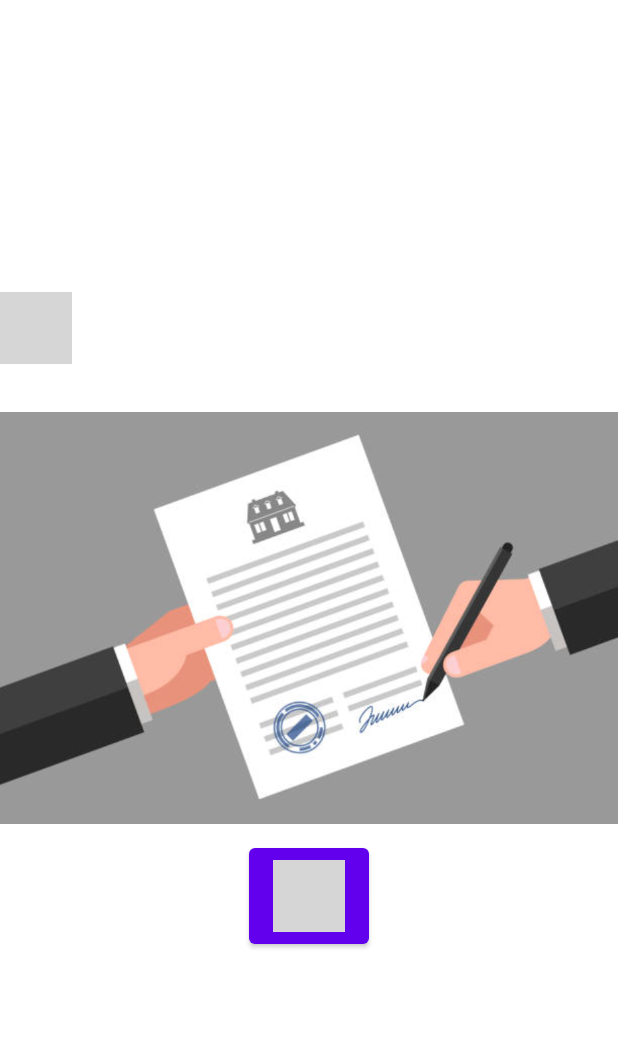
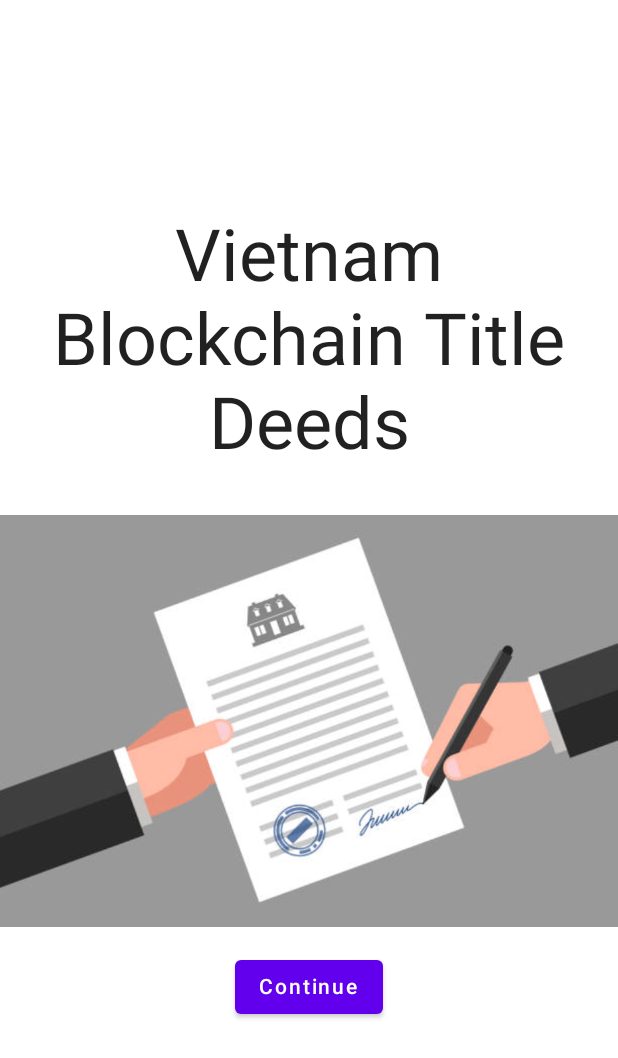
Before and after one commit to linhvnguyen9/blockchain-title-deeds, an Android app built with Jetpack Compose: the screen it shows after launch (MainActivity), on a phone screen of 412 x 824 dp. Shown: the top 1058 px of the screen. Run offline under Robolectric (Android 15) with nearby library versions, the phone set to English and light mode, and no system bars; our stand-ins replace Dagger/Hilt's generated code, Timber; grey boxes are pictures that could not be loaded.

Commit message:
Define custom dark theme text color

```diff
--- a/app/src/main/java/com/linh/titledeed/presentation/HomeScreen.kt
+++ b/app/src/main/java/com/linh/titledeed/presentation/HomeScreen.kt
@@ -3,7 +3,7 @@ package com.linh.titledeed.presentation
 import androidx.compose.foundation.layout.Column
 import androidx.compose.runtime.Composable
 import androidx.compose.ui.tooling.preview.Preview
-import com.linh.titledeed.presentation.ui.composable.Text
+import androidx.compose.material.Text
 import com.linh.titledeed.presentation.ui.theme.screenModifier
 
 @Composable
--- a/app/src/main/java/com/linh/titledeed/presentation/onboard/wallet/InputWalletScreen.kt
+++ b/app/src/main/java/com/linh/titledeed/presentation/onboard/wallet/InputWalletScreen.kt
@@ -12,7 +12,7 @@ import androidx.compose.ui.unit.dp
 import com.linh.titledeed.R
 import com.linh.titledeed.presentation.ui.composable.PasswordTextField
 import com.linh.titledeed.presentation.ui.composable.ScreenTitle
-import com.linh.titledeed.presentation.ui.composable.Text
+import androidx.compose.material.Text
 import com.linh.titledeed.presentation.ui.theme.screenPadding
 
 @Composable
--- a/app/src/main/java/com/linh/titledeed/presentation/onboard/wallet/WalletScreen.kt
+++ b/app/src/main/java/com/linh/titledeed/presentation/onboard/wallet/WalletScreen.kt
@@ -10,7 +10,7 @@ import androidx.compose.ui.tooling.preview.Preview
 import androidx.compose.ui.unit.dp
 import com.linh.titledeed.R
 import com.linh.titledeed.presentation.ui.composable.ScreenTitle
-import com.linh.titledeed.presentation.ui.composable.Text
+import androidx.compose.material.Text
 
 @Composable
 fun WalletScreen(
--- a/app/src/main/java/com/linh/titledeed/presentation/onboard/wallet/createwallet/ConfirmMnemonicScreen.kt
+++ b/app/src/main/java/com/linh/titledeed/presentation/onboard/wallet/createwallet/ConfirmMnemonicScreen.kt
@@ -6,7 +6,7 @@ import androidx.compose.runtime.Composable
 import androidx.compose.ui.res.stringResource
 import com.linh.titledeed.R
 import com.linh.titledeed.presentation.ui.composable.ScreenTitle
-import com.linh.titledeed.presentation.ui.composable.Text
+import androidx.compose.material.Text
 import com.linh.titledeed.presentation.ui.theme.screenModifier
 
 @Composable
--- a/app/src/main/java/com/linh/titledeed/presentation/onboard/wallet/createwallet/CreateWalletScreen.kt
+++ b/app/src/main/java/com/linh/titledeed/presentation/onboard/wallet/createwallet/CreateWalletScreen.kt
@@ -14,7 +14,7 @@ import androidx.compose.ui.unit.dp
 import com.linh.titledeed.R
 import com.linh.titledeed.presentation.ui.composable.PasswordTextField
 import com.linh.titledeed.presentation.ui.composable.ScreenTitle
-import com.linh.titledeed.presentation.ui.composable.Text
+import androidx.compose.material.Text
 import com.linh.titledeed.presentation.ui.theme.screenModifier
 
 @Composable
--- a/app/src/main/java/com/linh/titledeed/presentation/onboard/welcome/WelcomeScreen.kt
+++ b/app/src/main/java/com/linh/titledeed/presentation/onboard/welcome/WelcomeScreen.kt
@@ -14,7 +14,7 @@ import androidx.compose.ui.text.style.TextAlign
 import androidx.compose.ui.tooling.preview.Preview
 import androidx.compose.ui.unit.dp
 import com.linh.titledeed.R
-import com.linh.titledeed.presentation.ui.composable.Text
+import androidx.compose.material.Text
 
 @Composable
 fun WelcomeScreen(onClickContinue: () -> Unit) {
--- a/app/src/main/java/com/linh/titledeed/presentation/ui/composable/CustomText.kt
+++ /dev/null
@@ -1,111 +0,0 @@
-package com.linh.titledeed.presentation.ui.composable
-
-import androidx.compose.foundation.text.BasicText
-import androidx.compose.foundation.text.InlineTextContent
-import androidx.compose.material.*
-import androidx.compose.runtime.Composable
-import androidx.compose.ui.Modifier
-import androidx.compose.ui.graphics.Color
-import androidx.compose.ui.graphics.takeOrElse
-import androidx.compose.ui.text.AnnotatedString
-import androidx.compose.ui.text.Paragraph
-import androidx.compose.ui.text.TextLayoutResult
-import androidx.compose.ui.text.TextStyle
-import androidx.compose.ui.text.font.FontFamily
-import androidx.compose.ui.text.font.FontStyle
-import androidx.compose.ui.text.font.FontWeight
-import androidx.compose.ui.text.style.TextAlign
-import androidx.compose.ui.text.style.TextDecoration
-import androidx.compose.ui.text.style.TextOverflow
-import androidx.compose.ui.unit.TextUnit
-import com.linh.titledeed.presentation.ui.composable.Text
-
-@Composable
-fun Text(
-    text: String,
-    modifier: Modifier = Modifier,
-    color: Color = MaterialTheme.colors.onSurface,
-    fontSize: TextUnit = TextUnit.Unspecified,
-    fontStyle: FontStyle? = null,
-    fontWeight: FontWeight? = null,
-    fontFamily: FontFamily? = null,
-    letterSpacing: TextUnit = TextUnit.Unspecified,
-    textDecoration: TextDecoration? = null,
-    textAlign: TextAlign? = null,
-    lineHeight: TextUnit = TextUnit.Unspecified,
-    overflow: TextOverflow = TextOverflow.Clip,
-    softWrap: Boolean = true,
-    maxLines: Int = Int.MAX_VALUE,
-    onTextLayout: (TextLayoutResult) -> Unit = {},
-    style: TextStyle = LocalTextStyle.current
-) {
-    Text(
-        AnnotatedString(text),
-        modifier,
-        color,
-        fontSize,
-        fontStyle,
-        fontWeight,
-        fontFamily,
-        letterSpacing,
-        textDecoration,
-        textAlign,
-        lineHeight,
-        overflow,
-        softWrap,
-        maxLines,
-        emptyMap(),
-        onTextLayout,
-        style
-    )
-}
-
-@Composable
-fun Text(
-    text: AnnotatedString,
-    modifier: Modifier = Modifier,
-    color: Color = MaterialTheme.colors.onSurface,
-    fontSize: TextUnit = TextUnit.Unspecified,
-    fontStyle: FontStyle? = null,
-    fontWeight: FontWeight? = null,
-    fontFamily: FontFamily? = null,
-    letterSpacing: TextUnit = TextUnit.Unspecified,
-    textDecoration: TextDecoration? = null,
-    textAlign: TextAlign? = null,
-    lineHeight: TextUnit = TextUnit.Unspecified,
-    overflow: TextOverflow = TextOverflow.Clip,
-    softWrap: Boolean = true,
-    maxLines: Int = Int.MAX_VALUE,
-    inlineContent: Map<String, InlineTextContent> = mapOf(),
-    onTextLayout: (TextLayoutResult) -> Unit = {},
-    style: TextStyle = LocalTextStyle.current
-) {
-    val textColor = color.takeOrElse {
-        style.color.takeOrElse {
-            LocalContentColor.current.copy(alpha = LocalContentAlpha.current)
-        }
-    }
-    val mergedStyle = style.merge(
-        TextStyle(
-            color = textColor,
-            fontSize = fontSize,
-            fontWeight = fontWeight,
-            textAlign = textAlign,
-            lineHeight = lineHeight,
-            fontFamily = fontFamily,
-            textDecoration = textDecoration,
-            fontStyle = fontStyle,
-            letterSpacing = letterSpacing
-        )
-    )
-    BasicText(
-        text,
-        modifier,
-        mergedStyle,
-        onTextLayout,
-        overflow,
-        softWrap,
-        maxLines,
-        inlineContent
-    )
-}
--- a/app/src/main/java/com/linh/titledeed/presentation/ui/composable/ScreenTitle.kt
+++ b/app/src/main/java/com/linh/titledeed/presentation/ui/composable/ScreenTitle.kt
@@ -3,6 +3,7 @@ package com.linh.titledeed.presentation.ui.composable
 import androidx.compose.foundation.layout.Spacer
 import androidx.compose.foundation.layout.height
 import androidx.compose.material.MaterialTheme
+import androidx.compose.material.Text
 import androidx.compose.runtime.Composable
 import androidx.compose.ui.Modifier
 import androidx.compose.ui.unit.dp
--- a/app/src/main/java/com/linh/titledeed/presentation/ui/theme/Theme.kt
+++ b/app/src/main/java/com/linh/titledeed/presentation/ui/theme/Theme.kt
@@ -2,25 +2,26 @@ package com.linh.titledeed.presentation.ui.theme
 
 import androidx.compose.foundation.isSystemInDarkTheme
 import androidx.compose.material.MaterialTheme
+import androidx.compose.material.Surface
 import androidx.compose.material.darkColors
 import androidx.compose.material.lightColors
 import androidx.compose.runtime.Composable
+import androidx.compose.ui.graphics.Color
 
 private val DarkColorPalette = darkColors(
     primary = Purple200,
     primaryVariant = Purple700,
-    secondary = Teal200
+    secondary = Teal200,
 )
 
 private val LightColorPalette = lightColors(
     primary = Purple500,
     primaryVariant = Purple700,
-    secondary = Teal200
+    secondary = Teal200,
 
     /* Other default colors to override
     background = Color.White,
     surface = Color.White,
-    onPrimary = Color.White,
     onSecondary = Color.Black,
     onBackground = Color.Black,
     onSurface = Color.Black,
@@ -42,6 +43,10 @@ fun BlockchainTitleDeedsTheme(
         colors = colors,
         typography = Typography,
         shapes = Shapes,
-        content = content
+        content = {
+            Surface {
+                content()
+            }
+        }
     )
 }
```
Also changed, not shown: app/src/main/java/com/linh/titledeed/presentation/onboard/wallet/createwallet/MnemonicScreen.kt (+4 -3 lines).
